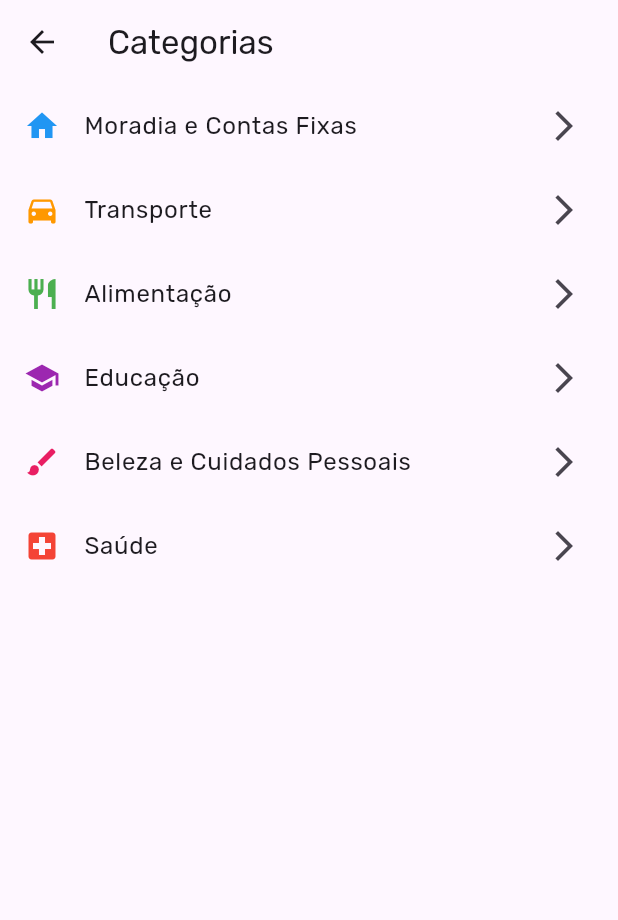
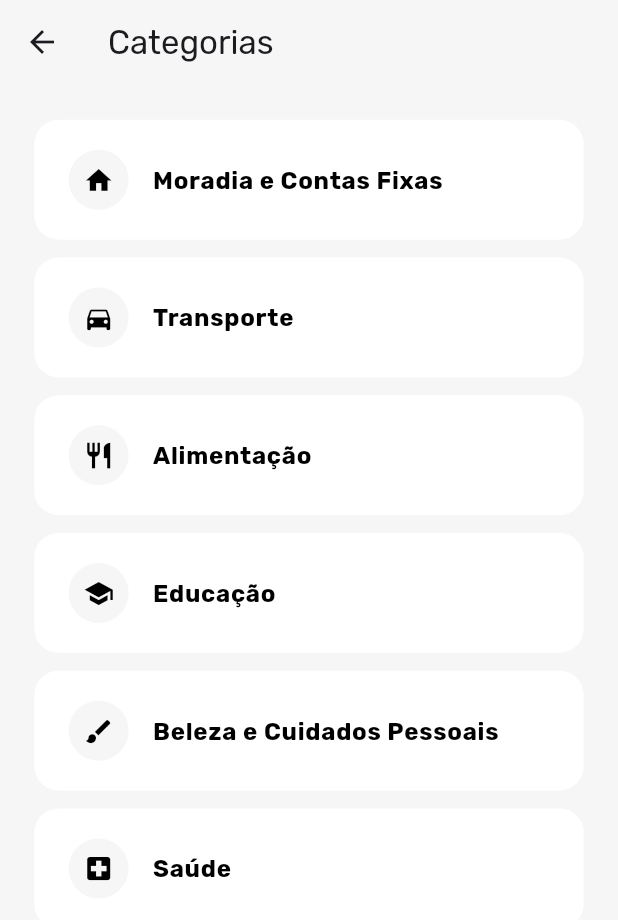
Before and after one commit to marianaoliveira1/Organizamais, a Flutter app: the Category screen opened by its route, on a phone screen of 412 x 824 dp. Shown: the top 920 px of the screen. Run offline on Flutter 3.47's test engine with Material 3 defaults, Android fonts, the phone set to English and light mode, and no system bars; our stand-ins replace cloud_firestore, firebase_auth, firebase_core, fl_chart, flutter_screenutil, get and 3 more; accounts and stored records are empty; network calls fail.

Commit message:
ta lindo

```diff
--- a/lib/page/transaction_page.dart/  category.dart
+++ /dev/null
@@ -1,157 +0,0 @@
-import 'package:flutter/material.dart';
-
-import 'package:get/get.dart';
-
-import 'sub_category.dart';
-
-class Category extends StatelessWidget {
-  Category({super.key});
-
-  final List<Map<String, dynamic>> categories = [
-    {
-      'name': 'Moradia e Contas Fixas',
-      'color': Colors.blue,
-      'icon': Icons.home,
-      'subcategories': [
-        'Aluguel / Financiamento',
-        'IPTU',
-        'Água',
-        'Energia elétrica',
-        'Gás',
-        'Internet',
-        'Telefone',
-        'TV a cabo / Streaming',
-      ],
-    },
-    {
-      'name': 'Transporte',
-      'color': Colors.orange,
-      'icon': Icons.directions_car,
-      'subcategories': [
-        'Combustível',
-        'Transporte público',
-        'Táxi / Uber',
-        'Manutenção do carro',
-        'Seguro do carro',
-        'Pedágios e estacionamento',
-      ],
-    },
-    {
-      'name': 'Alimentação',
-      'color': Colors.green,
-      'icon': Icons.restaurant,
-      'subcategories': [
-        'Supermercado',
-        'Restaurantes',
-        'Delivery',
-        'Cafés e lanchonetes',
-      ],
-    },
-    {
-      'name': 'Educação',
-      'color': Colors.purple,
-      'icon': Icons.school,
-      'subcategories': [
-        'Mensalidade escolar',
-        'Cursos online',
-        'Livros e materiais',
-        'Uniformes escolares',
-      ],
-    },
-    {
-      'name': 'Beleza e Cuidados Pessoais',
-      'color': Colors.pink,
-      'icon': Icons.brush,
-      'subcategories': [
-        'Cabeleireiro',
-        'Manicure',
-        'Cosméticos',
-        'Academia',
-      ],
-    },
-    {
-      'name': 'Saúde',
-      'color': Colors.red,
-      'icon': Icons.local_hospital,
-      'subcategories': [
-        'Plano de saúde',
-        'Consultas médicas',
-        'Exames',
-        'Medicamentos',
-      ],
-    },
-  ];
-
-  @override
-  Widget build(BuildContext context) {
-    return Scaffold(
-      appBar: AppBar(title: Text('Categorias')),
-      body: ListView.builder(
-        itemCount: categories.length,
-        itemBuilder: (context, index) {
-          final category = categories[index];
-          return ListTile(
-            leading: Icon(category['icon'], color: category['color']),
-            title: Text(category['name']),
-            trailing: Icon(Icons.arrow_forward_ios),
-            onTap: () {
-              Get.to(
-                () => SubcategoriesPage(
-                  categoryName: category['name'],
-                  subcategories: category['subcategories'],
-                ),
-              );
-            },
-          );
-        },
-      ),
-    );
-    // return Scaffold(
-    //   backgroundColor: DefaultColors.background,
-    //   appBar: AppBar(
-    //     backgroundColor: DefaultColors.background,
-    //     title: Text('Categorias'),
-    //   ),
-    //   body: Padding(
-    //     padding: EdgeInsets.symmetric(
-    //       vertical: 20.w,
-    //       horizontal: 20.h,
-    //     ),
-    //     child: Column(
-    //       children: [
-    //         Container(
-    //           padding: EdgeInsets.symmetric(
-    //             vertical: 20.h,
-    //             horizontal: 16.w,
-    //           ),
-    //           decoration: BoxDecoration(
-    //             color: DefaultColors.white,
-    //             borderRadius: BorderRadius.circular(24.r),
-    //           ),
-    //           child: Row(
-    //             children: [
-    //               CircleAvatar(
-    //                 radius: 26,
-    //                 backgroundColor: DefaultColors.background,
-    //                 child: Icon(
-    //                   Icons.home,
-    //                   color: DefaultColors.black,
-    //                 ),
-    //               ),
-    //               SizedBox(width: 10.w),
-    //               Text(
-    //                 "Casa",
-    //                 style: TextStyle(
-    //                   fontWeight: FontWeight.bold,
-    //                   fontSize: 16.sp,
-    //                 ),
-    //               ),
-    //             ],
-    //           ),
-    //         )
-    //       ],
-    //     ),
-    //   ),
-    // );
-  }
-}
--- /dev/null
+++ b/lib/page/transaction_page.dart/pages/  category.dart
@@ -0,0 +1,198 @@
+import 'package:flutter/material.dart';
+import 'package:flutter_screenutil/flutter_screenutil.dart';
+
+import 'package:get/get.dart';
+import 'package:organizamais/utils/color.dart';
+
+import 'sub_category.dart';
+
+class Category extends StatelessWidget {
+  Category({super.key});
+
+  final List<Map<String, dynamic>> categories = [
+    {
+      'name': 'Moradia e Contas Fixas',
+      'color': Colors.blue,
+      'icon': Icons.home,
+      'subcategories': [
+        'Aluguel / Financiamento',
+        'IPTU',
+        'Água',
+        'Energia elétrica',
+        'Gás',
+        'Internet',
+        'Telefone',
+        'TV a cabo / Streaming',
+      ],
+    },
+    {
+      'name': 'Transporte',
+      'color': Colors.orange,
+      'icon': Icons.directions_car,
+      'subcategories': [
+        'Combustível',
+        'Transporte público',
+        'Táxi / Uber',
+        'Manutenção do carro',
+        'Seguro do carro',
+        'Pedágios e estacionamento',
+      ],
+    },
+    {
+      'name': 'Alimentação',
+      'color': Colors.green,
+      'icon': Icons.restaurant,
+      'subcategories': [
+        'Supermercado',
+        'Restaurantes',
+        'Delivery',
+        'Cafés e lanchonetes',
+      ],
+    },
+    {
+      'name': 'Educação',
+      'color': Colors.purple,
+      'icon': Icons.school,
+      'subcategories': [
+        'Mensalidade escolar',
+        'Cursos online',
+        'Livros e materiais',
+        'Uniformes escolares',
+      ],
+    },
+    {
+      'name': 'Beleza e Cuidados Pessoais',
+      'color': Colors.pink,
+      'icon': Icons.brush,
+      'subcategories': [
+        'Cabeleireiro',
+        'Manicure',
+        'Cosméticos',
+        'Academia',
+      ],
+    },
+    {
+      'name': 'Saúde',
+      'color': Colors.red,
+      'icon': Icons.local_hospital,
+      'subcategories': [
+        'Plano de saúde',
+        'Consultas médicas',
+        'Exames',
+        'Medicamentos',
+      ],
+    },
+  ];
+
+  @override
+  Widget build(BuildContext context) {
+    return Scaffold(
+      backgroundColor: DefaultColors.background,
+      appBar: AppBar(
+        backgroundColor: DefaultColors.background,
+        title: Text(
+          'Categorias',
+        ),
+      ),
+      body: ListView.builder(
+        padding: EdgeInsets.symmetric(
+          vertical: 20.h,
+          horizontal: 20.w,
+        ),
+        itemCount: categories.length,
+        itemBuilder: (context, index) {
+          final category = categories[index];
+          return Container(
+            margin: EdgeInsets.only(
+              bottom: 10.h,
+            ),
+            padding: EdgeInsets.symmetric(
+              vertical: 10.h,
+              horizontal: 6.w,
+            ),
+            decoration: BoxDecoration(
+              color: DefaultColors.white,
+              borderRadius: BorderRadius.circular(
+                14.r,
+              ),
+            ),
+            child: ListTile(
+              leading: CircleAvatar(
+                backgroundColor: DefaultColors.background,
+                child: Icon(
+                  category['icon'],
+                  color: DefaultColors.black,
+                  size: 18.sp,
+                  // color: category['color'],
+                ),
+              ),
+              title: Text(
+                category['name'],
+                style: TextStyle(
+                  fontSize: 14.sp,
+                  fontWeight: FontWeight.bold,
+                  color: DefaultColors.black,
+                ),
+              ),
+              onTap: () {
+                Get.to(
+                  () => SubcategoriesPage(
+                    categoryName: category['name'],
+                    subcategories: category['subcategories'],
+                  ),
+                );
+              },
+            ),
+          );
+        },
+      ),
+    );
+    // return Scaffold(
+    //   backgroundColor: DefaultColors.background,
+    //   appBar: AppBar(
+    //     backgroundColor: DefaultColors.background,
+    //     title: Text('Categorias'),
+    //   ),
+    //   body: Padding(
+    //     padding: EdgeInsets.symmetric(
+    //       vertical: 20.w,
+    //       horizontal: 20.h,
+    //     ),
+    //     child: Column(
+    //       children: [
+    //         Container(
+    //           padding: EdgeInsets.symmetric(
+    //             vertical: 20.h,
+    //             horizontal: 16.w,
+    //           ),
+    //           decoration: BoxDecoration(
+    //             color: DefaultColors.white,
+    //             borderRadius: BorderRadius.circular(24.r),
+    //           ),
+    //           child: Row(
+    //             children: [
+    //               CircleAvatar(
+    //                 radius: 26,
+    //                 backgroundColor: DefaultColors.background,
+    //                 child: Icon(
+    //                   Icons.home,
+    //                   color: DefaultColors.black,
+    //                 ),
+    //               ),
+    //               SizedBox(width: 10.w),
+    //               Text(
+    //                 "Casa",
+    //                 style: TextStyle(
+    //                   fontWeight: FontWeight.bold,
+    //                   fontSize: 16.sp,
+    //                 ),
+    //               ),
+    //             ],
+    //           ),
+    //         )
+    //       ],
+    //     ),
+    //   ),
+    // );
+  }
+}
--- a/lib/routes/route.dart
+++ b/lib/routes/route.dart
@@ -1,5 +1,5 @@
 import 'package:get/get.dart';
-import 'package:organizamais/page/transaction_page.dart/%20%20category.dart';
+import 'package:organizamais/page/transaction_page.dart/pages/%20%20category.dart';
 
 import '../page/cards/cards_page.dart';
 import '../page/graphics/graphics_page.dart';
--- a/lib/utils/color.dart
+++ b/lib/utils/color.dart
@@ -3,6 +3,7 @@ import 'package:flutter/material.dart';
 class DefaultColors {
   static const background = Color(0xFFF6F6F6);
   static const grey = Color(0xFF808080);
+  static const greyLight = Color(0xFFf6f6f6);
   static const black = Color(0xFF000000);
   static const white = Color(0xFFFFFFFF);
   static const green = Color(0xFF00A86B);
```
Also changed, not shown: lib/page/transaction_page.dart/transaction_page.dart (+80 -96 lines), lib/page/transaction_page.dart/widget/text_field_transaction.dart (added, +50 -0 lines), lib/page/transaction_page.dart/widget/title_transaction.dart (added, +25 -0 lines), lib/page/transaction_page.dart/pages/sub_category.dart (renamed from lib/page/transaction_page.dart/sub_category.dart), 1 other file.
